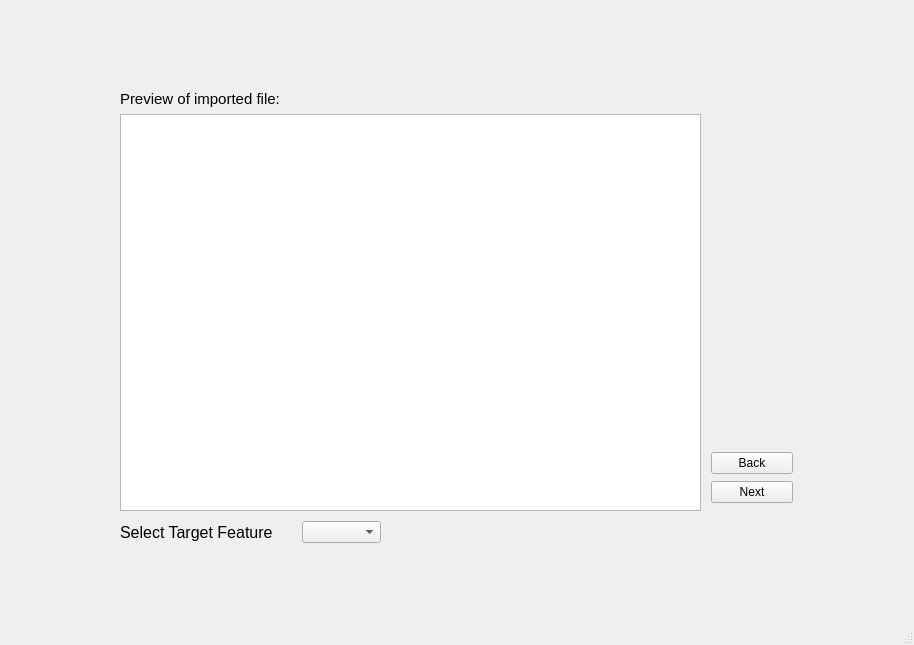
The window that guiv1.ui (ggrkp/projectv1) describes before a commit, drawn with Qt 5.
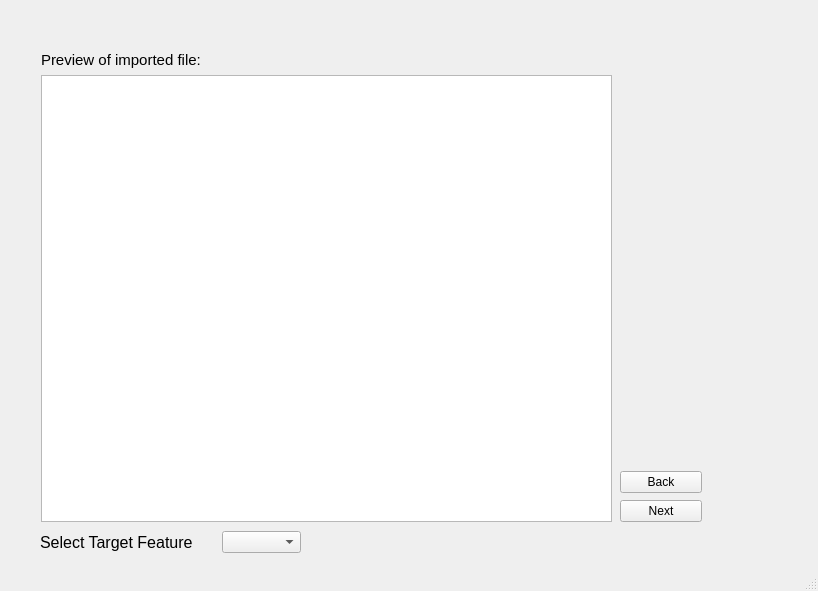
The same window after the commit. The open tabs and pages were chosen to show the change.

```diff
--- a/guiv1.ui
+++ b/guiv1.ui
@@ -6,8 +6,8 @@
    <rect>
     <x>0</x>
     <y>0</y>
-    <width>914</width>
-    <height>645</height>
+    <width>818</width>
+    <height>591</height>
    </rect>
   </property>
   <property name="windowTitle">
@@ -17,9 +17,9 @@
    <widget class="QStackedWidget" name="stackedWidget">
     <property name="geometry">
      <rect>
-      <x>110</x>
-      <y>50</y>
-      <width>751</width>
+      <x>30</x>
+      <y>10</y>
+      <width>731</width>
       <height>551</height>
      </rect>
     </property>
@@ -161,7 +161,7 @@
       <property name="geometry">
        <rect>
         <x>10</x>
-        <y>470</y>
+        <y>520</y>
         <width>261</width>
         <height>25</height>
        </rect>
@@ -197,8 +197,8 @@
      <widget class="QWidget" name="layoutWidget">
       <property name="geometry">
        <rect>
-        <x>601</x>
-        <y>401</y>
+        <x>590</x>
+        <y>460</y>
         <width>82</width>
         <height>54</height>
        </rect>
@@ -220,17 +220,17 @@
        </item>
       </layout>
      </widget>
-     <widget class="QWidget" name="layoutWidget">
+     <widget class="QWidget" name="">
       <property name="geometry">
        <rect>
-        <x>10</x>
-        <y>40</y>
-        <width>581</width>
-        <height>421</height>
+        <x>11</x>
+        <y>41</y>
+        <width>571</width>
+        <height>471</height>
        </rect>
       </property>
-      <layout class="QVBoxLayout" name="verticalLayout_3">
-       <item>
+      <layout class="QGridLayout" name="gridLayout_3">
+       <item row="0" column="0">
         <widget class="QLabel" name="label_6">
          <property name="font">
           <font>
@@ -242,7 +242,7 @@
          </property>
         </widget>
        </item>
-       <item>
+       <item row="1" column="0">
         <widget class="QTableWidget" name="tableWidget"/>
        </item>
       </layout>
```
Left out of the diff: 8 changed lines with no effect on the pictures.
